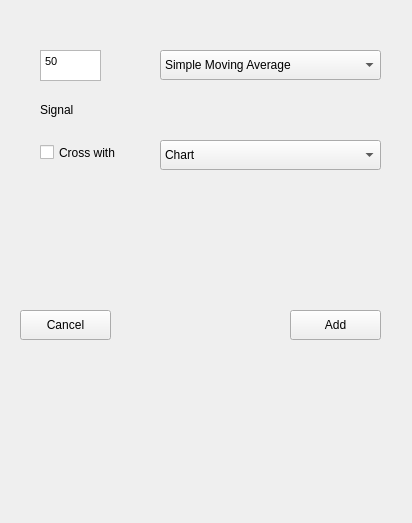
The window that Forms/Strategy.ui (Arthur-g-p/StrategyTester) describes before a commit, drawn with Qt 5.
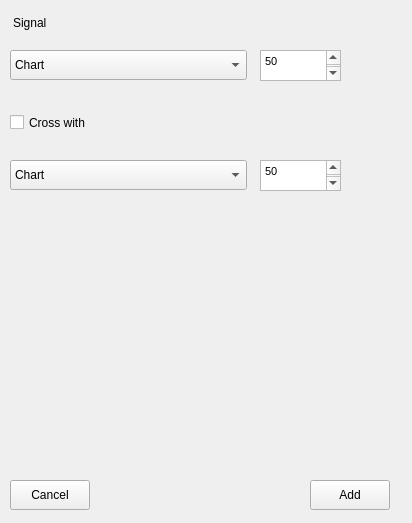
The same window after the commit.

The edit to the form file:
```diff
--- a/Forms/Strategy.ui
+++ b/Forms/Strategy.ui
@@ -19,55 +19,12 @@
   <property name="windowTitle">
    <string>Form</string>
   </property>
-  <widget class="QTextEdit" name="textEdit">
-   <property name="geometry">
-    <rect>
-     <x>40</x>
-     <y>50</y>
-     <width>61</width>
-     <height>31</height>
-    </rect>
-   </property>
-   <property name="html">
-    <string>&lt;!DOCTYPE HTML PUBLIC &quot;-//W3C//DTD HTML 4.0//EN&quot; &quot;http://www.w3.org/TR/REC-html40/strict.dtd&quot;&gt;
-&lt;html&gt;&lt;head&gt;&lt;meta name=&quot;qrichtext&quot; content=&quot;1&quot; /&gt;&lt;style type=&quot;text/css&quot;&gt;
-p, li { white-space: pre-wrap; }
-&lt;/style&gt;&lt;/head&gt;&lt;body style=&quot; font-family:'MS Shell Dlg 2'; font-size:8pt; font-weight:400; font-style:normal;&quot;&gt;
-&lt;p style=&quot; margin-top:0px; margin-bottom:0px; margin-left:0px; margin-right:0px; -qt-block-indent:0; text-indent:0px;&quot;&gt;50&lt;/p&gt;&lt;/body&gt;&lt;/html&gt;</string>
-   </property>
-  </widget>
-  <widget class="QComboBox" name="comboBox">
-   <property name="geometry">
-    <rect>
-     <x>160</x>
-     <y>50</y>
-     <width>221</width>
-     <height>30</height>
-    </rect>
-   </property>
-   <property name="minimumSize">
-    <size>
-     <width>0</width>
-     <height>30</height>
-    </size>
-   </property>
-   <item>
-    <property name="text">
-     <string>Simple Moving Average</string>
-    </property>
-   </item>
-   <item>
-    <property name="text">
-     <string>Exponential Moving Average</string>
-    </property>
-   </item>
-  </widget>
   <widget class="QCheckBox" name="checkBox">
    <property name="geometry">
     <rect>
-     <x>40</x>
-     <y>140</y>
-     <width>103</width>
+     <x>10</x>
+     <y>110</y>
+     <width>109</width>
      <height>25</height>
     </rect>
    </property>
@@ -78,9 +35,9 @@
   <widget class="QComboBox" name="comboBox_3">
    <property name="geometry">
     <rect>
-     <x>160</x>
-     <y>140</y>
-     <width>221</width>
+     <x>10</x>
+     <y>160</y>
+     <width>237</width>
      <height>30</height>
     </rect>
    </property>
@@ -106,25 +63,12 @@
     </property>
    </item>
   </widget>
-  <widget class="QLabel" name="label">
-   <property name="geometry">
-    <rect>
-     <x>40</x>
-     <y>100</y>
-     <width>91</width>
-     <height>19</height>
-    </rect>
-   </property>
-   <property name="text">
-    <string>Signal</string>
-   </property>
-  </widget>
   <widget class="QPushButton" name="pushButton">
    <property name="geometry">
     <rect>
-     <x>290</x>
-     <y>310</y>
-     <width>91</width>
+     <x>310</x>
+     <y>480</y>
+     <width>80</width>
      <height>30</height>
     </rect>
    </property>
@@ -135,9 +79,9 @@
   <widget class="QPushButton" name="pushButton_2">
    <property name="geometry">
     <rect>
-     <x>20</x>
-     <y>310</y>
-     <width>91</width>
+     <x>10</x>
+     <y>480</y>
+     <width>80</width>
      <height>30</height>
     </rect>
    </property>
@@ -145,6 +89,86 @@
     <string>Cancel</string>
    </property>
   </widget>
+  <widget class="QLabel" name="label">
+   <property name="geometry">
+    <rect>
+     <x>13</x>
+     <y>13</y>
+     <width>43</width>
+     <height>19</height>
+    </rect>
+   </property>
+   <property name="text">
+    <string>Signal</string>
+   </property>
+  </widget>
+  <widget class="QTextEdit" name="textEdit">
+   <property name="geometry">
+    <rect>
+     <x>260</x>
+     <y>50</y>
+     <width>81</width>
+     <height>31</height>
+    </rect>
+   </property>
+   <property name="html">
+    <string>&lt;!DOCTYPE HTML PUBLIC &quot;-//W3C//DTD HTML 4.0//EN&quot; &quot;http://www.w3.org/TR/REC-html40/strict.dtd&quot;&gt;
+&lt;html&gt;&lt;head&gt;&lt;meta name=&quot;qrichtext&quot; content=&quot;1&quot; /&gt;&lt;style type=&quot;text/css&quot;&gt;
+p, li { white-space: pre-wrap; }
+&lt;/style&gt;&lt;/head&gt;&lt;body style=&quot; font-family:'MS Shell Dlg 2'; font-size:8pt; font-weight:400; font-style:normal;&quot;&gt;
+&lt;p style=&quot; margin-top:0px; margin-bottom:0px; margin-left:0px; margin-right:0px; -qt-block-indent:0; text-indent:0px;&quot;&gt;50&lt;/p&gt;
+&lt;p style=&quot;-qt-paragraph-type:empty; margin-top:0px; margin-bottom:0px; margin-left:0px; margin-right:0px; -qt-block-indent:0; text-indent:0px;&quot;&gt;&lt;br /&gt;&lt;/p&gt;&lt;/body&gt;&lt;/html&gt;</string>
+   </property>
+  </widget>
+  <widget class="QComboBox" name="comboBox_5">
+   <property name="geometry">
+    <rect>
+     <x>10</x>
+     <y>50</y>
+     <width>237</width>
+     <height>30</height>
+    </rect>
+   </property>
+   <property name="minimumSize">
+    <size>
+     <width>0</width>
+     <height>30</height>
+    </size>
+   </property>
+   <item>
+    <property name="text">
+     <string>Chart</string>
+    </property>
+   </item>
+   <item>
+    <property name="text">
+     <string>Simple Moving Average</string>
+    </property>
+   </item>
+   <item>
+    <property name="text">
+     <string>Exponential Moving Average</string>
+    </property>
+   </item>
+  </widget>
+  <widget class="QTextEdit" name="textEdit_2">
+   <property name="geometry">
+    <rect>
+     <x>260</x>
+     <y>160</y>
+     <width>81</width>
+     <height>31</height>
+    </rect>
+   </property>
+   <property name="html">
+    <string>&lt;!DOCTYPE HTML PUBLIC &quot;-//W3C//DTD HTML 4.0//EN&quot; &quot;http://www.w3.org/TR/REC-html40/strict.dtd&quot;&gt;
+&lt;html&gt;&lt;head&gt;&lt;meta name=&quot;qrichtext&quot; content=&quot;1&quot; /&gt;&lt;style type=&quot;text/css&quot;&gt;
+p, li { white-space: pre-wrap; }
+&lt;/style&gt;&lt;/head&gt;&lt;body style=&quot; font-family:'MS Shell Dlg 2'; font-size:8pt; font-weight:400; font-style:normal;&quot;&gt;
+&lt;p style=&quot; margin-top:0px; margin-bottom:0px; margin-left:0px; margin-right:0px; -qt-block-indent:0; text-indent:0px;&quot;&gt;50&lt;/p&gt;
+&lt;p style=&quot;-qt-paragraph-type:empty; margin-top:0px; margin-bottom:0px; margin-left:0px; margin-right:0px; -qt-block-indent:0; text-indent:0px;&quot;&gt;&lt;br /&gt;&lt;/p&gt;&lt;/body&gt;&lt;/html&gt;</string>
+   </property>
+  </widget>
  </widget>
  <resources/>
  <connections/>
```
